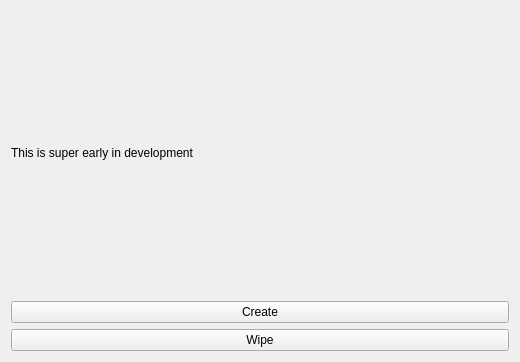
Above: scripts/SpaceSwitcherMainToolWindow.ui from ill/SpaceSwitcher before the change. Below: the same form after it.
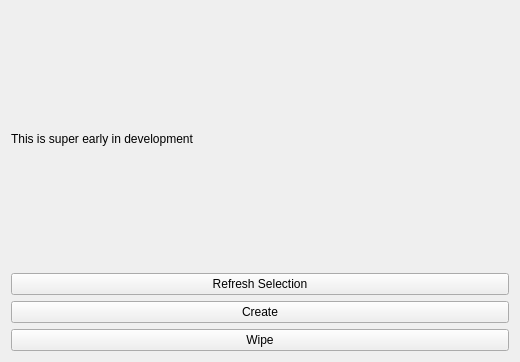
That is the form after the change.

Commit message: Starting to build the UI tool that will find incoming OPMs into the selected transform

```diff
--- a/scripts/SpaceSwitcherMainToolWindow.ui
+++ b/scripts/SpaceSwitcherMainToolWindow.ui
@@ -21,6 +21,13 @@
      </property>
     </widget>
    </item>
+   <item>
+    <widget class="QPushButton" name="btn_refreshSelection">
+     <property name="text">
+      <string>Refresh Selection</string>
+     </property>
+    </widget>
+   </item>
    <item>
     <widget class="QPushButton" name="btn_create">
      <property name="text">
```
The commit also changes 2 other files.
